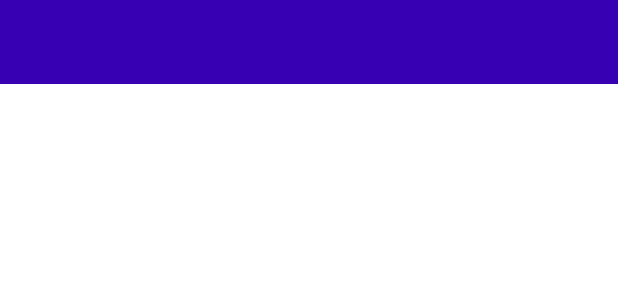
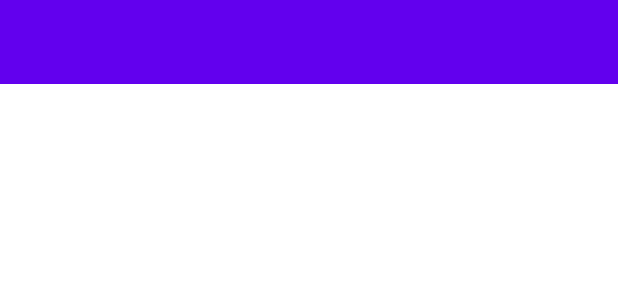
Before and after one commit to sahrulhidayat/Capstone, an Android app: the layout appbar_main.xml on its own in the app's theme, with its tools: preview values and no code run, on a phone screen of 412 x 824 dp. Shown: the top 300 px of the screen. Run offline under Robolectric (Android 15) with nearby library versions, the phone set to English and light mode, and no system bars.

Commit message:
update layout

```diff
--- a/app/src/main/AndroidManifest.xml
+++ b/app/src/main/AndroidManifest.xml
@@ -17,7 +17,8 @@
             android:theme="@style/Theme.Capstone.NoActionBar" />
         <activity
             android:name=".ui.MainActivity"
-            android:exported="true">
+            android:exported="true"
+            android:theme="@style/Theme.Capstone.NoActionBar">
             <intent-filter>
                 <action android:name="android.intent.action.MAIN" />
 
--- a/app/src/main/java/com/sahrulhidayat/capstone/ui/MainActivity.kt
+++ b/app/src/main/java/com/sahrulhidayat/capstone/ui/MainActivity.kt
@@ -20,7 +20,7 @@ class MainActivity : AppCompatActivity() {
         val binding = ActivityMainBinding.inflate(layoutInflater)
         setContentView(binding.root)
 
-        supportActionBar?.hide()
+        setSupportActionBar(binding.toolbar)
 
         NavigationUI.setupWithNavController(binding.bottomNav, navController)
     }
--- a/app/src/main/res/layout/activity_details.xml
+++ b/app/src/main/res/layout/activity_details.xml
@@ -51,7 +51,7 @@
         android:id="@+id/fabFavorite"
         android:layout_width="wrap_content"
         android:layout_height="wrap_content"
-        android:contentDescription="Favorite Button"
+        android:contentDescription="@string/favorite_button"
         android:src="@drawable/ic_favorite_border"
         android:layout_margin="16dp"
         app:layout_anchor="@id/appBarDetails"
--- a/app/src/main/res/layout/appbar_main.xml
+++ b/app/src/main/res/layout/appbar_main.xml
@@ -5,17 +5,32 @@
     xmlns:app="http://schemas.android.com/apk/res-auto">
 
     <com.google.android.material.appbar.AppBarLayout
+        android:id="@+id/appBarDetails"
         android:layout_width="match_parent"
         android:layout_height="wrap_content"
         app:layout_constraintTop_toTopOf="parent"
         app:layout_constraintStart_toStartOf="parent"
-        app:layout_constraintEnd_toEndOf="parent" >
+        app:layout_constraintEnd_toEndOf="parent"
+        android:theme="@style/Theme.Capstone.AppBarOverlay">
 
-        <com.google.android.material.appbar.MaterialToolbar
+        <com.google.android.material.appbar.CollapsingToolbarLayout
+            android:id="@+id/toolbarLayout"
+            style="@style/Widget.MaterialComponents.Toolbar.Primary"
             android:layout_width="match_parent"
-            android:layout_height="?attr/actionBarSize"
-            android:background="@color/purple_700"
-            app:titleTextColor="@color/white" />
+            android:layout_height="match_parent"
+            android:fitsSystemWindows="true"
+            app:contentScrim="?attr/colorPrimary"
+            app:layout_scrollFlags="scroll|enterAlwaysCollapsed"
+            app:toolbarId="@+id/toolbar">
+
+            <androidx.appcompat.widget.Toolbar
+                android:id="@+id/toolbar"
+                android:layout_width="match_parent"
+                android:layout_height="?attr/actionBarSize"
+                app:layout_collapseMode="pin"
+                android:theme="@style/Theme.Capstone.PopupOverlay"/>
+
+        </com.google.android.material.appbar.CollapsingToolbarLayout>
 
     </com.google.android.material.appbar.AppBarLayout>
 
--- a/app/src/main/res/layout/fragment_home.xml
+++ b/app/src/main/res/layout/fragment_home.xml
@@ -5,10 +5,6 @@
     android:layout_height="match_parent"
     xmlns:app="http://schemas.android.com/apk/res-auto"
     tools:context=".ui.home.HomeFragment">
-
-    <include
-        android:id="@+id/appBar"
-        layout="@layout/appbar_main" />
 
     <LinearLayout
         android:id="@+id/exploreMenu"
@@ -19,7 +15,7 @@
         app:layout_constraintBottom_toBottomOf="parent"
         app:layout_constraintEnd_toEndOf="parent"
         app:layout_constraintStart_toStartOf="parent"
-        app:layout_constraintTop_toBottomOf="@id/appBar"
+        app:layout_constraintTop_toTopOf="parent"
         app:layout_constraintVertical_bias="0.0">
 
         <TextView
--- a/app/src/main/res/menu/menu_bottom_nav.xml
+++ b/app/src/main/res/menu/menu_bottom_nav.xml
@@ -3,12 +3,12 @@
 
     <item
         android:id="@+id/nav_home"
-        android:title="Home"
+        android:title="@string/home"
         android:icon="@drawable/ic_home"/>
 
     <item
         android:id="@+id/nav_favorite"
-        android:title="Favorite"
+        android:title="@string/favorite"
         android:icon="@drawable/ic_favorite"/>
 
 </menu>
--- a/core/src/main/res/layout/item_list.xml
+++ b/core/src/main/res/layout/item_list.xml
@@ -50,7 +50,7 @@
             app:layout_constraintStart_toStartOf="parent"
             app:layout_constraintTop_toTopOf="parent"
             app:layout_constraintVertical_bias="0.0"
-            tools:text="Sample Game Title" />
+            tools:text="@string/sample_game_title" />
 
         <TextView
             android:id="@+id/txtRating"
--- a/core/src/main/res/values/strings.xml
+++ b/core/src/main/res/values/strings.xml
@@ -1,4 +1,5 @@
 <?xml version="1.0" encoding="utf-8"?>
 <resources>
     <string name="image_poster">image_poster</string>
+    <string name="sample_game_title">Sample Game Title</string>
 </resources>
--- a/favorite/src/main/res/navigation/favorite_navigation.xml
+++ b/favorite/src/main/res/navigation/favorite_navigation.xml
@@ -9,6 +9,7 @@
         android:id="@+id/favoriteFragment"
         android:name="com.sahrulhidayat.favorite.ui.FavoriteFragment"
         android:label="fragment_favorite"
+        app:moduleName="Capstone.favorite"
         tools:layout="@layout/fragment_favorite" />
 
 </navigation>
```
Also changed, not shown: app/src/main/res/layout/activity_main.xml (+19 -0 lines), app/src/main/res/layout/content_details.xml (+5 -5 lines), app/src/main/res/menu/appbar_menu.xml (+6 -3 lines), app/src/main/res/navigation/main_navigation.xml (+5 -6 lines), app/src/main/res/values/strings.xml (+9 -0 lines).
